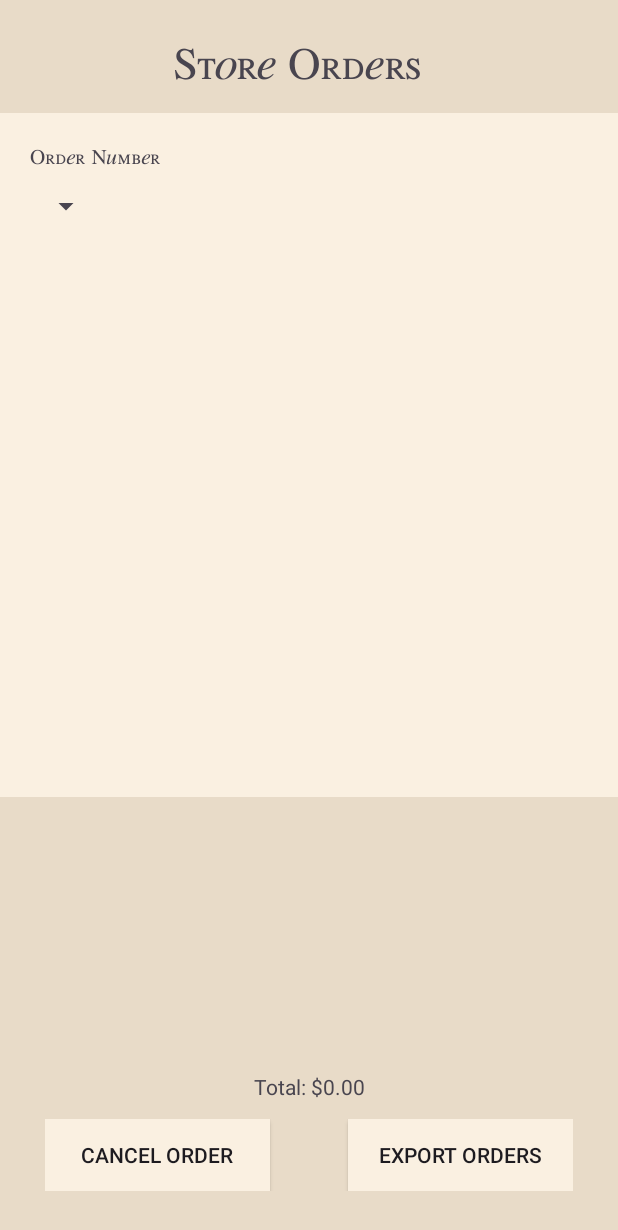
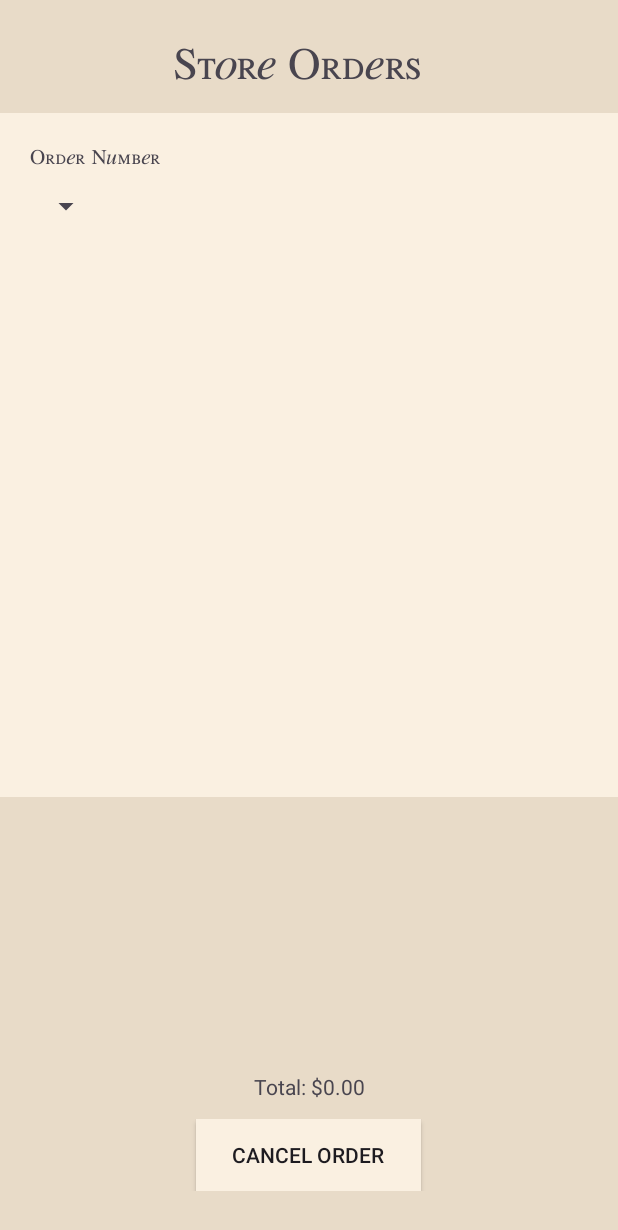
Before and after one commit to JustALoafOfBeans/RUCafeAndriod, an Android app: the StoreOrdersActivity screen opened directly, with no data from a screen before it, on a phone screen of 412 x 824 dp. Shown: the top 1230 px of the screen. Run offline under Robolectric (Android 15) with nearby library versions, the phone set to English and light mode, and no system bars; 5 statements that could not run were skipped.

Commit message:
deleted export button

```diff
--- a/app/src/main/res/layout/store_orders.xml
+++ b/app/src/main/res/layout/store_orders.xml
@@ -62,6 +62,7 @@
         android:layout_width="match_parent"
         android:layout_height="wrap_content"
         android:layout_marginBottom="30dp"
+        android:gravity="center"
         android:orientation="horizontal"
         android:paddingLeft="30dp"
         android:paddingRight="30dp"
@@ -75,18 +76,6 @@
             android:text="@string/cancel"
             tools:ignore="VisualLintButtonSize" />
 
-        <Space
-            android:layout_width="0dp"
-            android:layout_height="wrap_content"
-            android:layout_weight="1" />
-
-        <androidx.appcompat.widget.AppCompatButton
-            android:id="@+id/finalize_button"
-            android:layout_width="150dp"
-            android:layout_height="wrap_content"
-            android:background="@color/cream_light"
-            android:text="@string/export"
-            tools:ignore="VisualLintButtonSize" />
     </LinearLayout>
 
     <TextView
```
